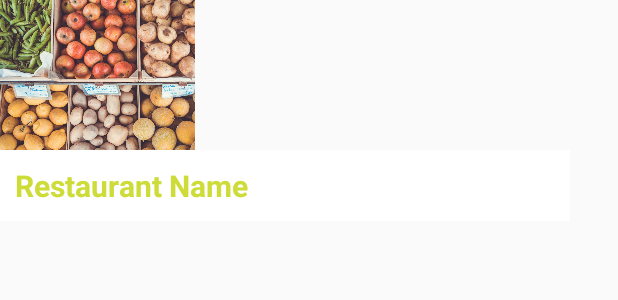
After one commit to inthra/w2Fri-ReStock, an Android app: the layout wanted_list_item.xml on its own in the app's theme, with its tools: preview values and no code run, on a phone screen of 412 x 824 dp. The commit adds this screen. Shown: the top 300 px of the screen. Run offline under Robolectric (Android 15) with nearby library versions, the phone set to English and light mode, and no system bars.

Commit message:
Create RecyclerView.

```diff
--- a/app/build.gradle
+++ b/app/build.gradle
@@ -32,4 +32,5 @@ dependencies {
     compile 'com.jakewharton:butterknife:7.0.1'
     compile 'com.squareup.okhttp3:okhttp:3.2.0'
     compile 'se.akerfeldt:okhttp-signpost:1.1.0'
+    compile 'com.android.support:recyclerview-v7:+'
 }
--- /dev/null
+++ b/app/src/main/res/layout/wanted_list_item.xml
@@ -0,0 +1,31 @@
+<?xml version="1.0" encoding="utf-8"?>
+<LinearLayout xmlns:android="http://schemas.android.com/apk/res/android"
+    android:orientation="vertical" android:layout_width="match_parent"
+    android:layout_height="wrap_content">
+
+    <ImageView
+        android:layout_width="130dp"
+        android:layout_height="100dp"
+        android:id="@+id/itemImageView"
+        android:src="@drawable/image_main"
+        android:scaleType="centerCrop"/>
+
+    <LinearLayout
+        android:orientation="vertical"
+        android:layout_width="380dp"
+        android:background="#ffffff"
+        android:layout_height="wrap_content"
+        android:padding="10dp">
+
+        <TextView
+            android:layout_width="wrap_content"
+            android:layout_height="wrap_content"
+            android:id="@+id/nameTextView"
+            android:textSize="20dp"
+            android:textStyle="bold"
+            android:text="Restaurant Name"
+            android:textColor="@color/colorPrimary"/>
+
+    </LinearLayout>
+
+</LinearLayout>
```
Also changed, not shown: app/src/main/java/com/epicodus/restock/adapters/WantedListAdapter.java (added, +60 -0 lines), app/src/main/java/com/epicodus/restock/ui/DeliveryActivity.java (+10 -17 lines), app/src/main/res/layout/activity_delivery.xml (+27 -23 lines).
